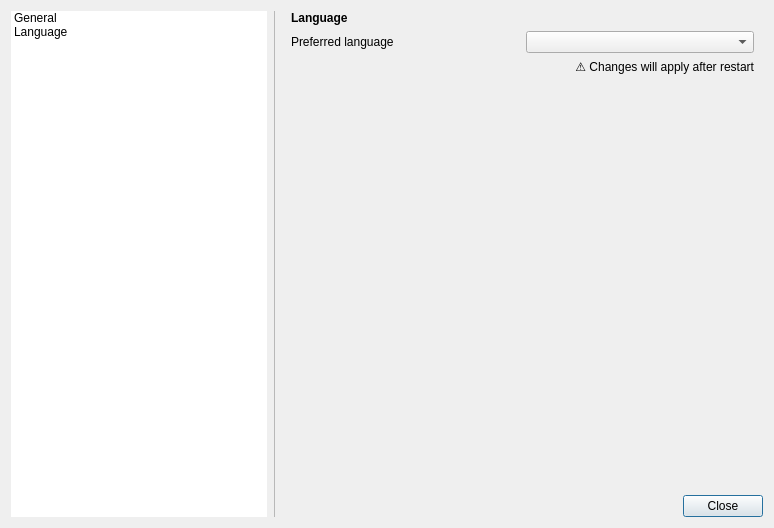
Before: the Qt Designer form views/PreferencesDialog.ui in Lymphatus/caesium-image-compressor, drawn with Qt 5.
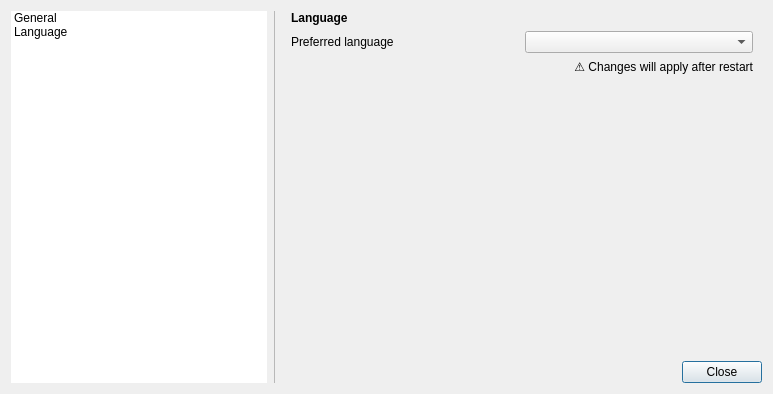
After: the same form once the commit is applied. The open tabs and pages were chosen to show the change. Icons and pictures are not drawn.

The edit to the form file:
```diff
--- a/views/PreferencesDialog.ui
+++ b/views/PreferencesDialog.ui
@@ -9,8 +9,8 @@
    <rect>
     <x>0</x>
     <y>0</y>
-    <width>774</width>
-    <height>528</height>
+    <width>771</width>
+    <height>394</height>
    </rect>
   </property>
   <property name="focusPolicy">
```
Left out of the diff: 2 changed lines with no effect on the pictures.
